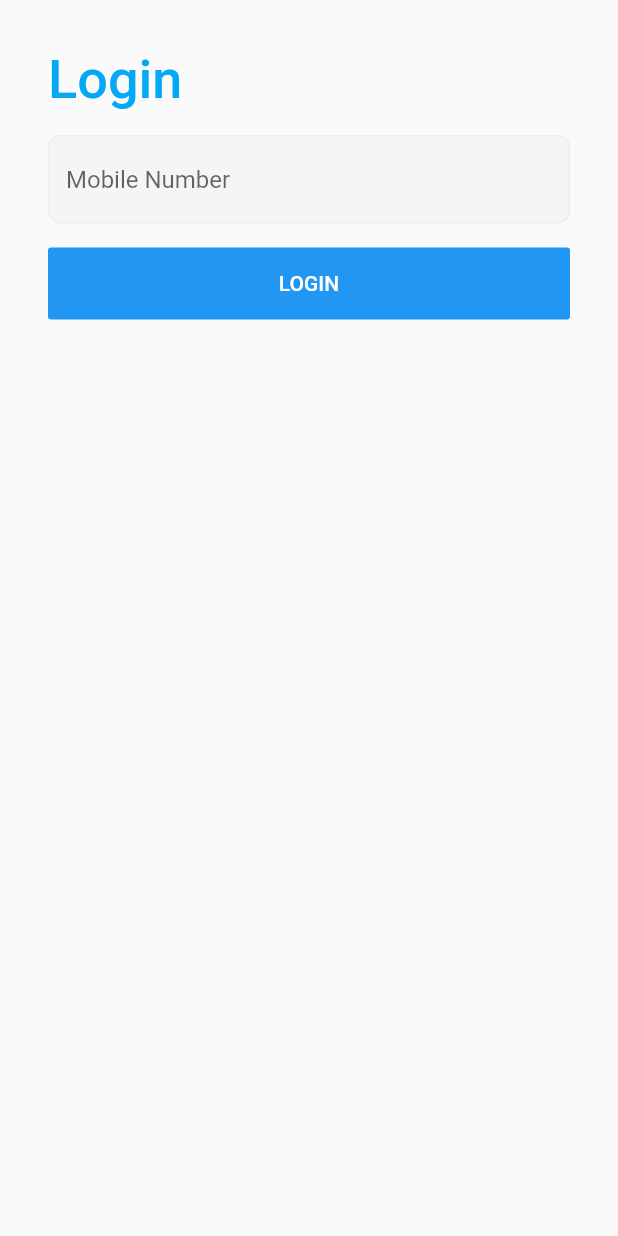
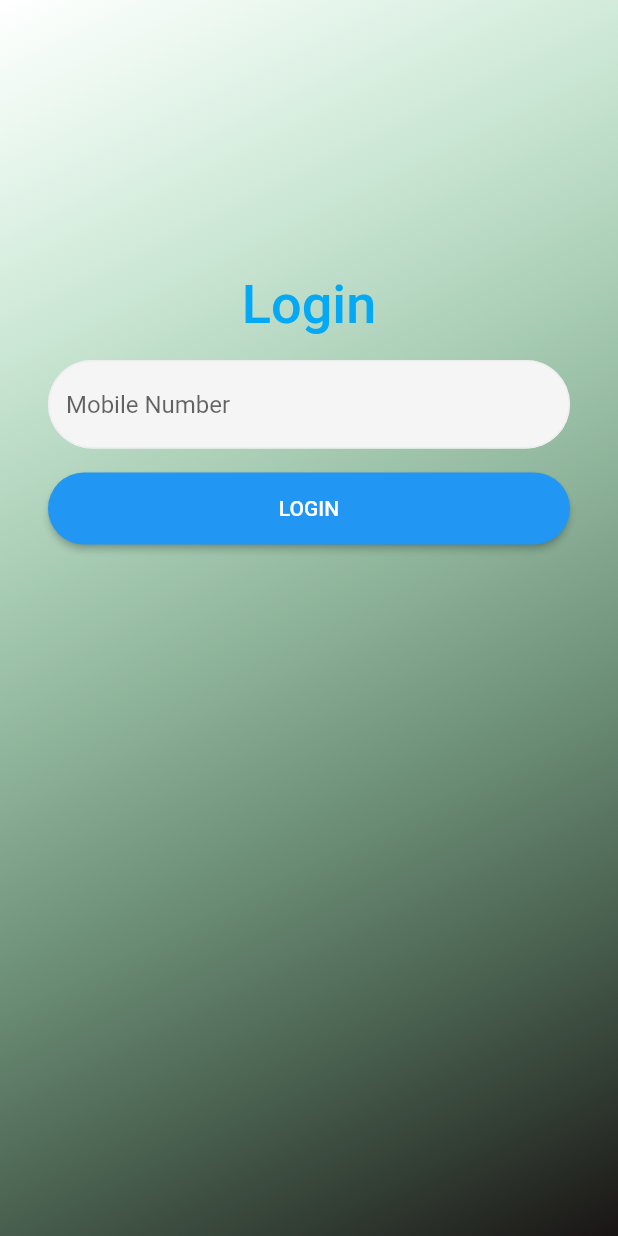
Before and after one commit to ShivamJaglan/rent, a Flutter app: the screen it shows after launch, on a phone screen of 412 x 824 dp. Run offline on Flutter 3.47's test engine with Material 2 defaults, Android fonts, the phone set to English and light mode, and no system bars; our stand-ins replace firebase_auth; accounts and stored records are empty.

Commit message:
adding background and radiobutton in homescreen

```diff
--- a/lib/screens/LoginScreen.dart
+++ b/lib/screens/LoginScreen.dart
@@ -81,15 +81,27 @@ class LoginScreen extends StatelessWidget {
 
   @override
   Widget build(BuildContext context) {
-    return Scaffold(
-        body: SingleChildScrollView(
+    return Container(
+      decoration: BoxDecoration(
+        gradient: LinearGradient(
+
+            begin: Alignment.topLeft,
+            end: Alignment.bottomRight,
+            colors: [Color(1947988), Color(0xFF191414)]),),
+      child: Scaffold(
+        backgroundColor: Colors.transparent,
+          body: Container(
+
+            child: SingleChildScrollView(
+
               child: Container(
                 padding: EdgeInsets.all(32),
                 child: Form(
                   child: Column(
-                crossAxisAlignment: CrossAxisAlignment.start,
+                    crossAxisAlignment: CrossAxisAlignment.center,
                     mainAxisAlignment: MainAxisAlignment.center,
                     children: <Widget>[
+                      SizedBox(height:150),
                       Text("Login", style: TextStyle(color: Colors.lightBlue, fontSize: 36, fontWeight: FontWeight.w500),),
 
                       SizedBox(height: 16,),
@@ -98,11 +110,11 @@ class LoginScreen extends StatelessWidget {
                       TextFormField(
                         decoration: InputDecoration(
                             enabledBorder: OutlineInputBorder(
-                            borderRadius: BorderRadius.all(Radius.circular(8)),
+                                borderRadius: BorderRadius.all(Radius.circular(30)),
                                 borderSide: BorderSide(color: Colors.grey[200])
                             ),
                             focusedBorder: OutlineInputBorder(
-                            borderRadius: BorderRadius.all(Radius.circular(8)),
+                                borderRadius: BorderRadius.all(Radius.circular(30)),
                                 borderSide: BorderSide(color: Colors.grey[300])
                             ),
                             filled: true,
@@ -118,7 +130,8 @@ class LoginScreen extends StatelessWidget {
 
                       Container(
                         width: double.infinity,
-                    child: FlatButton(
+                        child: RaisedButton(
+                          shape: RoundedRectangleBorder(borderRadius: BorderRadius.circular(30.0)),
                           child: Text("LOGIN"),
                           textColor: Colors.white,
                           padding: EdgeInsets.all(16),
@@ -135,7 +148,9 @@ class LoginScreen extends StatelessWidget {
                   ),
                 ),
               ),
+            ),
           )
+      ),
     );
   }
 }
```
Also changed, not shown: lib/screens/HomeScreen.dart (+22 -8 lines), lib/screens/newowner.dart (added, +66 -0 lines), lib/screens/newtenant.dart (added, +19 -0 lines). Lines whose indentation alone changed are shown as unchanged.
